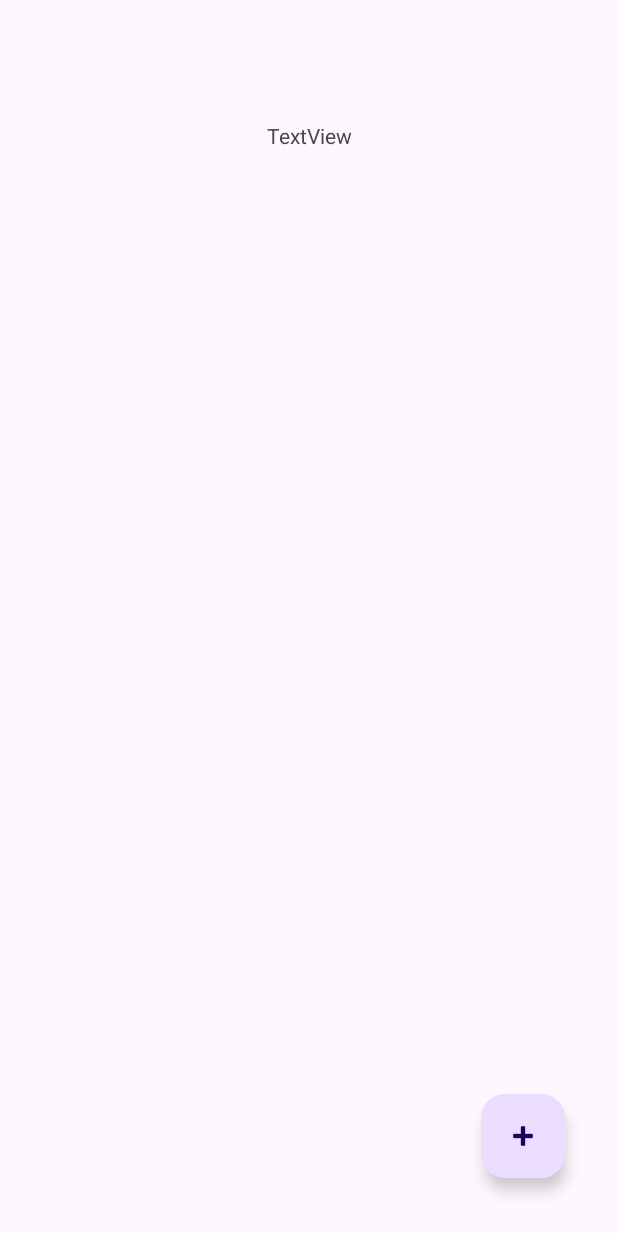
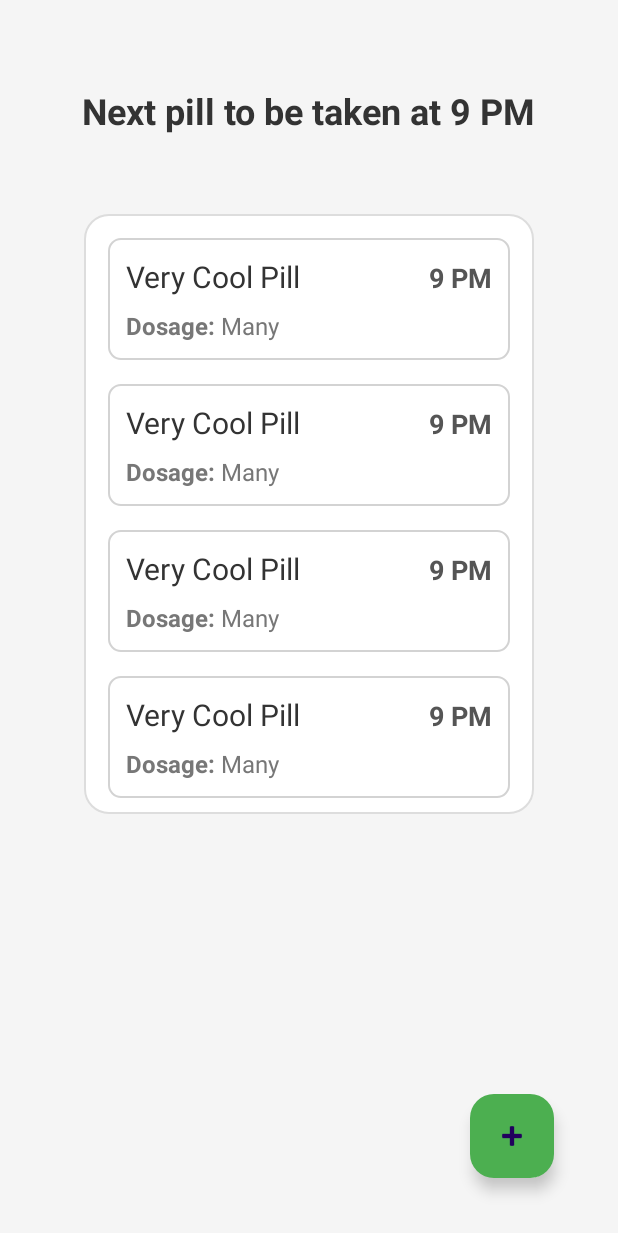
Before and after one commit to mwmchamp/DreamTeamHP, an Android app: the screen it shows after launch (MainActivity), on a phone screen of 412 x 824 dp. Shown: the top 1233 px of the screen. Run offline under Robolectric (Android 15) with nearby library versions, the phone set to English and light mode, and no system bars.

Commit message:
Can scroll through pills

```diff
--- a/app/build.gradle
+++ b/app/build.gradle
@@ -29,9 +29,6 @@ android {
 }
 
 dependencies {
-    implementation platform('com.google.firebase:firebase-bom:33.5.1')
-    implementation 'com.google.firebase:firebase-analytics'
-    implementation("com.google.firebase:firebase-auth")
     implementation 'androidx.appcompat:appcompat:1.7.0'
     implementation 'com.google.android.material:material:1.12.0'
     implementation 'androidx.constraintlayout:constraintlayout:2.1.4'
--- a/app/src/main/java/com/example/pilly/MainActivity.java
+++ b/app/src/main/java/com/example/pilly/MainActivity.java
@@ -11,25 +11,39 @@ import android.widget.TextView;
 import android.widget.Toast;
 
 import com.google.android.material.floatingactionbutton.FloatingActionButton;
-import com.google.firebase.FirebaseApp;
-import com.google.firebase.auth.FirebaseAuth;
-import com.google.firebase.auth.FirebaseUser;
+
+import java.util.ArrayList;
+import java.util.List;
 
 public class MainActivity extends AppCompatActivity {
     private TextView upcomingPill;
     private RecyclerView pillList;
     private FloatingActionButton addPillButton;
+    private PillListAdapter pillListAdapter;
+    private List<Pill> pills;
+
+
     @Override
     protected void onCreate(Bundle savedInstanceState) {
         super.onCreate(savedInstanceState);
         setContentView(R.layout.activity_main);
 
+        pills = new ArrayList<>();
+        pills.add(new Pill("Very Cool Pill", "Many", "9 PM", false));
+        pills.add(new Pill("Very Cool Pill", "Many", "9 PM", false));
+        pills.add(new Pill("Very Cool Pill", "Many", "9 PM", false));
+        pills.add(new Pill("Very Cool Pill", "Many", "9 PM", false));
+        pills.add(new Pill("Very Cool Pill", "Many", "9 PM", false));
+        pills.add(new Pill("Very Cool Pill", "Many", "9 PM", false));
         upcomingPill = findViewById(R.id.nextPillTime_textView);
         pillList = findViewById(R.id.pill_list_recycler_view);
         addPillButton = findViewById(R.id.addPill_floatingActionButton);
+        pillListAdapter = new PillListAdapter(pills);
+
+        upcomingPill.setText("Next pill to be taken at " + pills.get(0).getTimeToBeTaken());
 
         pillList.setLayoutManager(new LinearLayoutManager(this));
-        pillList.setAdapter();
+        pillList.setAdapter(pillListAdapter);
 
     }
 }
--- a/app/src/main/java/com/example/pilly/PillListAdapter.java
+++ b/app/src/main/java/com/example/pilly/PillListAdapter.java
@@ -8,11 +8,16 @@ import android.widget.TextView;
 import androidx.annotation.NonNull;
 import androidx.recyclerview.widget.RecyclerView;
 
+import org.w3c.dom.Text;
+
 import java.util.List;
 
 public class PillListAdapter extends RecyclerView.Adapter<PillListAdapter.ViewHolder> {
     private List<Pill> pills;
 
+    public PillListAdapter(List<Pill> pillList) {
+        pills = pillList;
+    }
     @NonNull
     @Override
     public ViewHolder onCreateViewHolder(@NonNull ViewGroup parent, int viewType) {
@@ -22,7 +27,9 @@ public class PillListAdapter extends RecyclerView.Adapter<PillListAdapter.ViewHo
 
     @Override
     public void onBindViewHolder(@NonNull ViewHolder holder, int position) {
-        holder.getTextView().setText((CharSequence) pills.get(position));
+        holder.getPillNameTextView().setText(pills.get(position).getName());
+        holder.getPillDoseTextView().setText(pills.get(position).getDose());
+        holder.getPillTimeTextView().setText(pills.get(position).getTimeToBeTaken());
     }
 
     @Override
@@ -31,13 +38,25 @@ public class PillListAdapter extends RecyclerView.Adapter<PillListAdapter.ViewHo
     }
 
     public static class ViewHolder extends RecyclerView.ViewHolder {
-        private final TextView textView;
+        private final TextView pillNameTextView;
+        private final TextView pillTimeTextView;
+        private final TextView pillDoseTextView;
         public ViewHolder(View view) {
             super(view);
-            textView = (TextView) view.findViewById(R.id.pill_name);
+            pillNameTextView = view.findViewById(R.id.pill_name);
+            pillTimeTextView = view.findViewById(R.id.timeToTakePill_TextView);
+            pillDoseTextView = view.findViewById(R.id.dosage_textview);
         }
-        public TextView getTextView() {
-            return textView;
+        public TextView getPillNameTextView() {
+            return pillNameTextView;
+        }
+
+        public TextView getPillDoseTextView() {
+            return pillDoseTextView;
+        }
+
+        public TextView getPillTimeTextView() {
+            return pillTimeTextView;
         }
     }
 }
--- /dev/null
+++ b/app/src/main/res/drawable/border.xml
@@ -0,0 +1,5 @@
+<shape xmlns:android="http://schemas.android.com/apk/res/android">
+    <solid android:color="@android:color/white" />
+    <corners android:radius="8dp" />
+    <stroke android:width="1dp" android:color="#D3D3D3" />
+</shape>
--- /dev/null
+++ b/app/src/main/res/drawable/rounded_background.xml
@@ -0,0 +1,6 @@
+<?xml version="1.0" encoding="utf-8"?>
+<shape xmlns:android="http://schemas.android.com/apk/res/android">
+    <solid android:color="#FFFFFF" />
+    <corners android:radius="16dp" />
+    <stroke android:width="1dp" android:color="#DDDDDD" />
+</shape>
--- a/app/src/main/res/layout/activity_main.xml
+++ b/app/src/main/res/layout/activity_main.xml
@@ -4,37 +4,47 @@
     xmlns:tools="http://schemas.android.com/tools"
     android:layout_width="match_parent"
     android:layout_height="match_parent"
+    android:background="#F5F5F5"
     tools:context=".MainActivity">
-
-    <androidx.recyclerview.widget.RecyclerView
-        android:id="@+id/pill_list_recycler_view"
-        android:layout_width="wrap_content"
-        android:layout_height="wrap_content"
-        app:layout_constraintBottom_toBottomOf="parent"
-        app:layout_constraintEnd_toEndOf="parent"
-        app:layout_constraintStart_toStartOf="parent"
-        app:layout_constraintTop_toTopOf="parent"
-        app:layout_constraintVertical_bias="0.35" />
 
     <TextView
         android:id="@+id/nextPillTime_textView"
         android:layout_width="wrap_content"
         android:layout_height="wrap_content"
-        android:text="TextView"
+        android:padding="20dp"
+        android:text="Next Pill: 8:00 AM"
+        android:textColor="#333333"
+        android:textSize="24sp"
+        android:textStyle="bold"
         app:layout_constraintBottom_toBottomOf="parent"
         app:layout_constraintEnd_toEndOf="parent"
         app:layout_constraintStart_toStartOf="parent"
         app:layout_constraintTop_toTopOf="parent"
-        app:layout_constraintVertical_bias="0.1" />
+        app:layout_constraintVertical_bias="0.05" />
+
+    <androidx.recyclerview.widget.RecyclerView
+        android:id="@+id/pill_list_recycler_view"
+        android:layout_width="300dp"
+        android:layout_height="400dp"
+        android:background="@drawable/rounded_background"
+        android:padding="8dp"
+        app:layout_constraintBottom_toTopOf="@id/addPill_floatingActionButton"
+        app:layout_constraintEnd_toEndOf="parent"
+        app:layout_constraintStart_toStartOf="parent"
+        app:layout_constraintTop_toBottomOf="@id/nextPillTime_textView"
+        app:layout_constraintVertical_bias="0.15" />
 
     <com.google.android.material.floatingactionbutton.FloatingActionButton
         android:id="@+id/addPill_floatingActionButton"
         android:layout_width="wrap_content"
         android:layout_height="wrap_content"
         android:clickable="true"
+        android:contentDescription="Add Pill"
+        android:tint="#FFFFFF"
+        app:backgroundTint="#4CAF50"
         app:layout_constraintBottom_toBottomOf="parent"
         app:layout_constraintEnd_toEndOf="parent"
-        app:layout_constraintHorizontal_bias="0.9"
+        app:layout_constraintHorizontal_bias="0.88"
         app:layout_constraintStart_toStartOf="parent"
         app:layout_constraintTop_toTopOf="parent"
         app:layout_constraintVertical_bias="0.95"
--- a/app/src/main/res/layout/pill_item.xml
+++ b/app/src/main/res/layout/pill_item.xml
@@ -2,27 +2,55 @@
 <LinearLayout xmlns:android="http://schemas.android.com/apk/res/android"
     android:layout_width="match_parent"
     android:layout_height="wrap_content"
-    android:orientation="horizontal"
-    android:padding="16dp">
+    android:background="@drawable/border"
+    android:orientation="vertical"
+    android:padding="12dp"
+    android:layout_margin="8dp">
+
+    <LinearLayout
+        android:layout_width="match_parent"
+        android:layout_height="wrap_content"
+        android:orientation="horizontal">
 
         <TextView
             android:id="@+id/pill_name"
+            android:layout_width="0dp"
+            android:layout_height="wrap_content"
+            android:layout_weight="1"
+            android:text="Pill Name"
+            android:textSize="20sp"
+            android:paddingEnd="12dp"
+            android:textColor="#333333" />
+
+        <TextView android:id="@+id/timeToTakePill_TextView"
             android:layout_width="wrap_content"
             android:layout_height="wrap_content"
-        android:text="Pill Name"
+            android:text="Time"
             android:textSize="18sp"
-        android:layout_weight="1" />
+            android:textStyle="bold"
+            android:textColor="#555555" />
+    </LinearLayout>
+
+    <LinearLayout
+        android:layout_width="match_parent"
+        android:layout_height="wrap_content"
+        android:orientation="horizontal"
+        android:paddingTop="8dp">
 
         <TextView
-        android:id="@+id/pill_dose"
+            android:id="@+id/dosageLabel"
             android:layout_width="wrap_content"
             android:layout_height="wrap_content"
-        android:text="Dose"
-        android:textSize="14sp"
-        android:layout_marginEnd="16dp"/>
+            android:text="Dosage: "
+            android:textColor="#777777"
+            android:textStyle="bold"
+            android:textSize="16sp"/>
 
-    <CheckBox
-        android:id="@+id/pill_checkbox"
+        <TextView
+            android:id="@+id/dosage_textview"
             android:layout_width="wrap_content"
-        android:layout_height="wrap_content"/>
+            android:layout_height="wrap_content"
+            android:textColor="#777777"
+            android:textSize="16sp" />
     </LinearLayout>
+</LinearLayout>
```
Also changed, not shown: 1 other file. Lines whose indentation alone changed are shown as unchanged.
